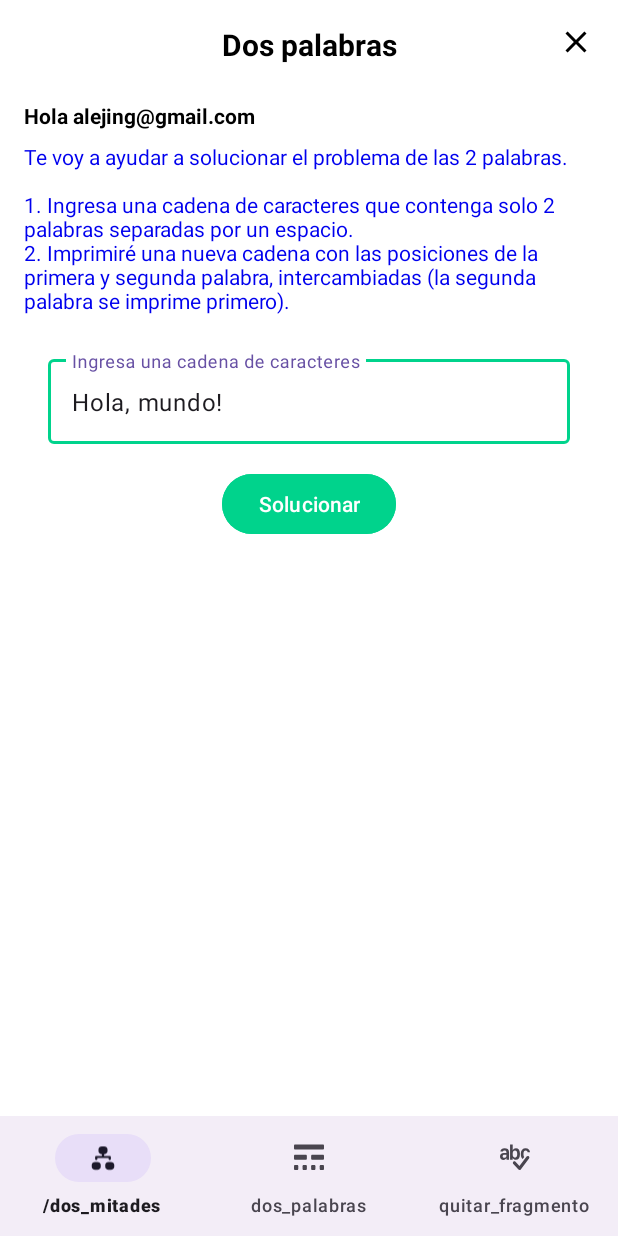
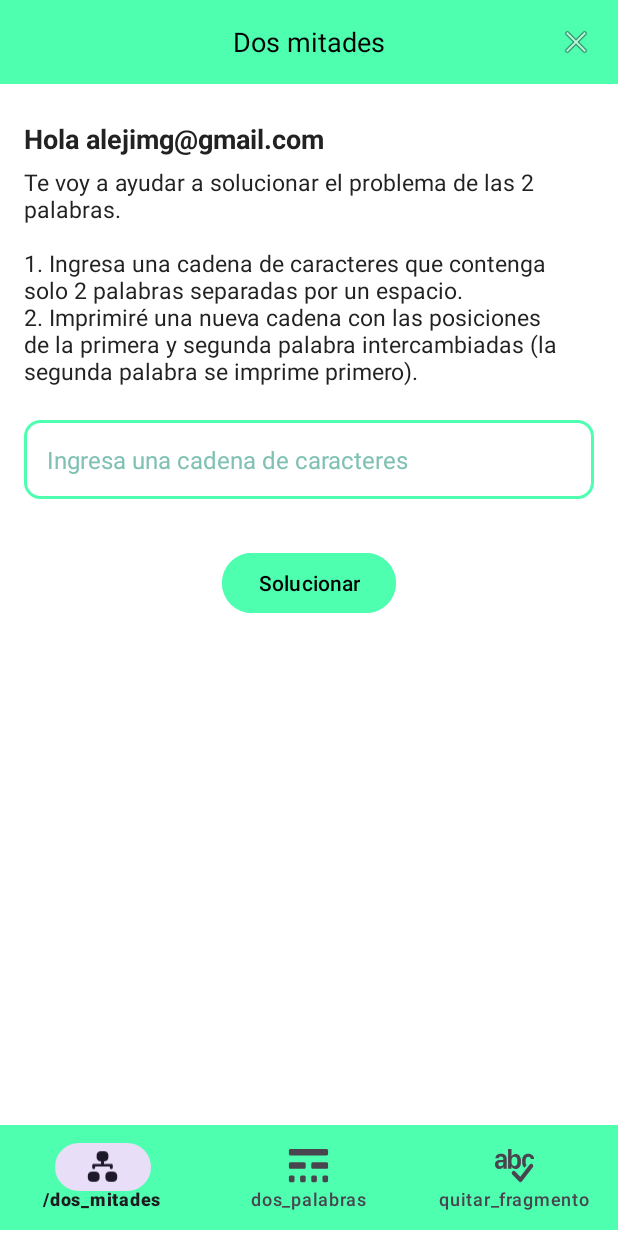
Before and after one commit to carlossutachanparra/QTA2, an Android app: the layout activity_dos_palabras.xml on its own in the app's theme, with its tools: preview values and no code run, on a phone screen of 412 x 824 dp. Run offline under Robolectric (Android 15) with nearby library versions, the phone set to English and light mode, and no system bars.

Commit message:
agregada la funcionalidad de dos mitades

```diff
--- a/app/src/main/java/com/example/myapplication/dosmitadesActivity.kt
+++ b/app/src/main/java/com/example/myapplication/dosmitadesActivity.kt
@@ -9,7 +9,6 @@ import androidx.appcompat.app.AppCompatActivity
 
 class dosmitadesActivity : AppCompatActivity() {
 
-    @SuppressLint("SetTextI18n")
     override fun onCreate(savedInstanceState: Bundle?) {
         super.onCreate(savedInstanceState)
         setContentView(R.layout.activity_dos_mitades) // Usa el nombre exacto de tu layout
--- /dev/null
+++ b/app/src/main/java/com/example/myapplication/dospalabrasActivity.kt
@@ -0,0 +1,34 @@
+package com.example.myapplication
+
+import android.os.Bundle
+import android.widget.Button
+import android.widget.EditText
+import android.widget.TextView
+import androidx.appcompat.app.AppCompatActivity
+
+class dospalabrasActivity : AppCompatActivity() {
+
+    override fun onCreate(savedInstanceState: Bundle?) {
+        super.onCreate(savedInstanceState)
+        setContentView(R.layout.activity_dos_palabras) // ⬅ Cambia por el nombre de tu layout
+
+        val inputTexto = findViewById<EditText>(R.id.inputTexto)
+        val btnSolucionar = findViewById<Button>(R.id.btnSolucionar)
+        val tvResultado = findViewById<TextView>(R.id.tvResultado)
+
+        btnSolucionar.setOnClickListener {
+            val texto = inputTexto.text.toString().trim()
+            tvResultado.text = intercambiarDosPalabras(texto)
+        }
+    }
+
+    private fun intercambiarDosPalabras(texto: String): String {
+        // Quita espacios innecesarios y divide en palabras
+        val palabras = texto.trim().split("\\s+".toRegex())
+        return if (palabras.size == 2) {
+            "${palabras[1]} ${palabras[0]}"
+        } else {
+            "Por favor ingresa exactamente dos palabras separadas por un espacio."
+        }
+    }
+}
--- a/app/src/main/res/layout/activity_dos_palabras.xml
+++ b/app/src/main/res/layout/activity_dos_palabras.xml
@@ -1,113 +1,130 @@
-<?xml version="1.0" encoding="utf-8"?>
-<androidx.constraintlayout.widget.ConstraintLayout
-    xmlns:android="http://schemas.android.com/apk/res/android"
+<LinearLayout xmlns:android="http://schemas.android.com/apk/res/android"
     xmlns:app="http://schemas.android.com/apk/res-auto"
     xmlns:tools="http://schemas.android.com/tools"
+    android:orientation="vertical"
     android:layout_width="match_parent"
     android:layout_height="match_parent"
-    android:background="@android:color/white"
-    tools:context=".DosPalabrasActivity">
+    android:background="@android:color/white">
 
-    <!-- Encabezado -->
+    <RelativeLayout xmlns:android="http://schemas.android.com/apk/res/android"
+        android:layout_width="match_parent"
+        android:layout_height="56dp"
+        android:background="#4EFFB0"
+        android:paddingStart="16dp"
+        android:paddingEnd="16dp">
+
+
         <TextView
-        android:id="@+id/titulo"
+            android:id="@+id/topBarTitle"
             android:layout_width="wrap_content"
-        android:layout_height="wrap_content"
-        android:text="Dos palabras"
-        android:textSize="20sp"
+            android:layout_height="match_parent"
+            android:text="Dos mitades"
             android:textColor="#000000"
-        android:textStyle="bold"
-        app:layout_constraintTop_toTopOf="parent"
-        app:layout_constraintStart_toStartOf="parent"
-        app:layout_constraintEnd_toEndOf="parent"
-        android:layout_marginTop="16dp" />
+            android:textSize="18sp"
+            android:gravity="center"
+            android:layout_centerInParent="true" />
 
-    <!-- Botón de cierre (X) -->
+        <!-- Botón de cerrar (X) -->
         <ImageView
             android:id="@+id/closeButton"
             android:layout_width="24dp"
             android:layout_height="24dp"
-        android:src="@drawable/baseline_close_24"
-        android:contentDescription="Cerrar"
-        app:layout_constraintTop_toTopOf="parent"
-        app:layout_constraintEnd_toEndOf="parent"
-        android:layout_marginTop="16dp"
-        android:layout_marginEnd="16dp"/>
+            android:layout_alignParentEnd="true"
+            android:layout_centerVertical="true"
+            android:src="@android:drawable/ic_menu_close_clear_cancel"
+            android:contentDescription="Cerrar" />
+    </RelativeLayout>
 
-    <!-- Mensaje de saludo -->
+    <ScrollView
+        android:layout_width="match_parent"
+        android:layout_height="0dp"
+        android:layout_weight="1"
+        android:padding="16dp"
+        android:fillViewport="true">
+
+        <LinearLayout
+            android:layout_width="match_parent"
+            android:layout_height="wrap_content"
+            android:orientation="vertical">
+
+            <!-- Correo en negrita -->
             <TextView
-        android:id="@+id/saludoTextView"
+                android:id="@+id/tvMail"
                 android:layout_width="wrap_content"
                 android:layout_height="wrap_content"
-        android:text="Hola alejing@gmail.com"
+                android:text="Hola alejimg@gmail.com"
                 android:textStyle="bold"
-        android:textColor="#000000"
-        android:layout_marginTop="24dp"
-        app:layout_constraintTop_toBottomOf="@id/titulo"
-        app:layout_constraintStart_toStartOf="parent"
-        android:layout_marginStart="16dp" />
+                android:textColor="#222222"
+                android:textSize="18sp"
+                android:layout_marginTop="8dp"
+                android:layout_marginBottom="6dp"/>
 
             <!-- Instrucciones -->
             <TextView
-        android:id="@+id/instruccionesTextView"
-        android:layout_width="0dp"
-        android:layout_height="wrap_content"
-        android:text="Te voy a ayudar a solucionar el problema de las 2 palabras.\n\n1. Ingresa una cadena de caracteres que contenga solo 2 palabras separadas por un espacio.\n2. Imprimiré una nueva cadena con las posiciones de la primera y segunda palabra, intercambiadas (la segunda palabra se imprime primero)."
-        android:textColor="#0000EE"
-        android:autoLink="web"
-        android:textSize="14sp"
-        app:layout_constraintTop_toBottomOf="@id/saludoTextView"
-        app:layout_constraintStart_toStartOf="parent"
-        app:layout_constraintEnd_toEndOf="parent"
-        android:layout_marginStart="16dp"
-        android:layout_marginEnd="16dp"
-        android:layout_marginTop="8dp" />
-
-    <!-- Campo de texto -->
-    <com.google.android.material.textfield.TextInputLayout
-        android:id="@+id/inputLayout"
-        android:layout_width="0dp"
-        android:layout_height="wrap_content"
-        android:hint="Ingresa una cadena de caracteres"
-        app:boxBackgroundMode="outline"
-        app:boxStrokeColor="#00D38C"
-        app:layout_constraintTop_toBottomOf="@id/instruccionesTextView"
-        app:layout_constraintStart_toStartOf="parent"
-        app:layout_constraintEnd_toEndOf="parent"
-        android:layout_marginTop="24dp"
-        android:layout_marginStart="32dp"
-        android:layout_marginEnd="32dp">
-
-        <com.google.android.material.textfield.TextInputEditText
-            android:id="@+id/inputEditText"
+                android:id="@+id/tvInstructions"
                 android:layout_width="match_parent"
                 android:layout_height="wrap_content"
-            android:text="Hola, mundo!" />
-    </com.google.android.material.textfield.TextInputLayout>
+                android:text="Te voy a ayudar a solucionar el problema de las 2 palabras.\n\n1. Ingresa una cadena de caracteres que contenga solo 2 palabras separadas por un espacio.\n2. Imprimiré una nueva cadena con las posiciones de la primera y segunda palabra intercambiadas (la segunda palabra se imprime primero)."
+                android:textColor="#222222"
+                android:textSize="15sp"
+                android:layout_marginBottom="14dp"
+                android:layout_marginTop="0dp"/>
 
-    <!-- Botón solucionar -->
+            <!-- Input box custom -->
+            <EditText
+                android:id="@+id/inputTexto"
+                android:layout_width="match_parent"
+                android:layout_height="wrap_content"
+                android:background="@drawable/bg_input_box"
+                android:hint="Ingresa una cadena de caracteres"
+                android:inputType="text"
+                android:padding="15dp"
+                android:textSize="16sp"
+                android:layout_marginTop="8dp"
+                android:layout_marginBottom="16dp"
+                android:textColor="#222"
+                android:textColorHint="#80C1B3"
+                tools:ignore="TouchTargetSizeCheck" />
+
+            <!-- Botón centrado, redondeado, color verde -->
             <Button
-        android:id="@+id/solucionarButton"
+                android:id="@+id/btnSolucionar"
                 android:layout_width="wrap_content"
                 android:layout_height="wrap_content"
+                android:layout_gravity="center"
+                android:layout_marginTop="16dp"
+                android:layout_marginBottom="24dp"
+                android:backgroundTint="#4EFFB0"
+                android:paddingHorizontal="24dp"
+                android:paddingVertical="8dp"
                 android:text="Solucionar"
-        android:backgroundTint="#00D38C"
-        android:textColor="@android:color/white"
-        app:cornerRadius="32dp"
-        android:layout_marginTop="16dp"
-        app:layout_constraintTop_toBottomOf="@id/inputLayout"
-        app:layout_constraintStart_toStartOf="parent"
-        app:layout_constraintEnd_toEndOf="parent"/>
+                android:textColor="#000000" />
 
-    <!-- Bottom Navigation -->
+            <!-- Resultado, centrado debajo del botón -->
+            <TextView
+                android:id="@+id/tvResultado"
+                android:layout_width="match_parent"
+                android:layout_height="wrap_content"
+                android:gravity="center"
+                android:layout_marginTop="12dp"
+                android:textColor="#222"
+                android:textSize="17sp"
+                android:text=""/>
+        </LinearLayout>
+    </ScrollView>
+
+    <!-- Bottom Navigation ALWAYS visible abajo -->
     <com.google.android.material.bottomnavigation.BottomNavigationView
-        android:id="@+id/bottomNavigation"
-        android:layout_width="0dp"
-        android:layout_height="wrap_content"
-        android:backgroundTint="#00D38C"
+        android:id="@+id/bottom_navigation"
+        android:layout_width="match_parent"
+        android:layout_height="70dp"
+        android:layout_marginBottom="4dp"
+        android:background="#4EFFB0"
+        android:foregroundGravity="center"
+        app:itemIconSize="31dp"
+        app:labelVisibilityMode="labeled"
+        app:layout_constraintBottom_toBottomOf="parent"
         app:menu="@menu/bottom_nav_menu"
-        app:layout_constraintBottom_toBottomOf="parent"
-        app:layout_constraintStart_toStartOf="parent"
-        app:layout_constraintEnd_toEndOf="parent" />
+        tools:layout_editor_absoluteX="0dp"/>
 
-</androidx.constraintlayout.widget.ConstraintLayout>
+</LinearLayout>
```
Lines whose indentation alone changed are shown as unchanged.
